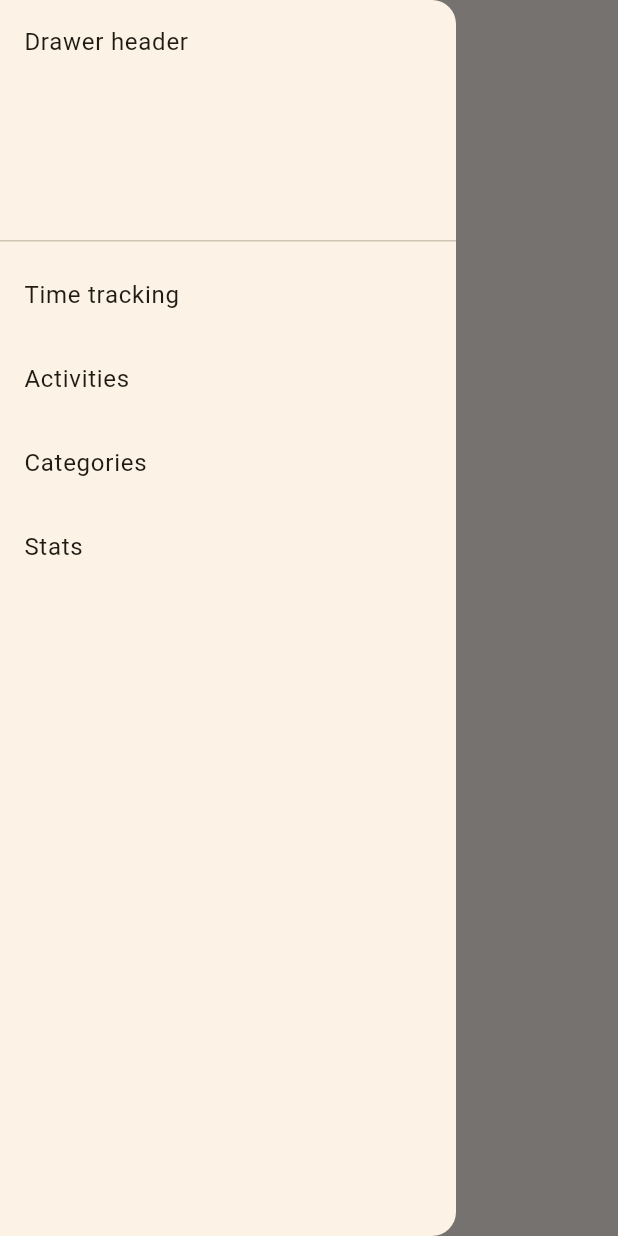
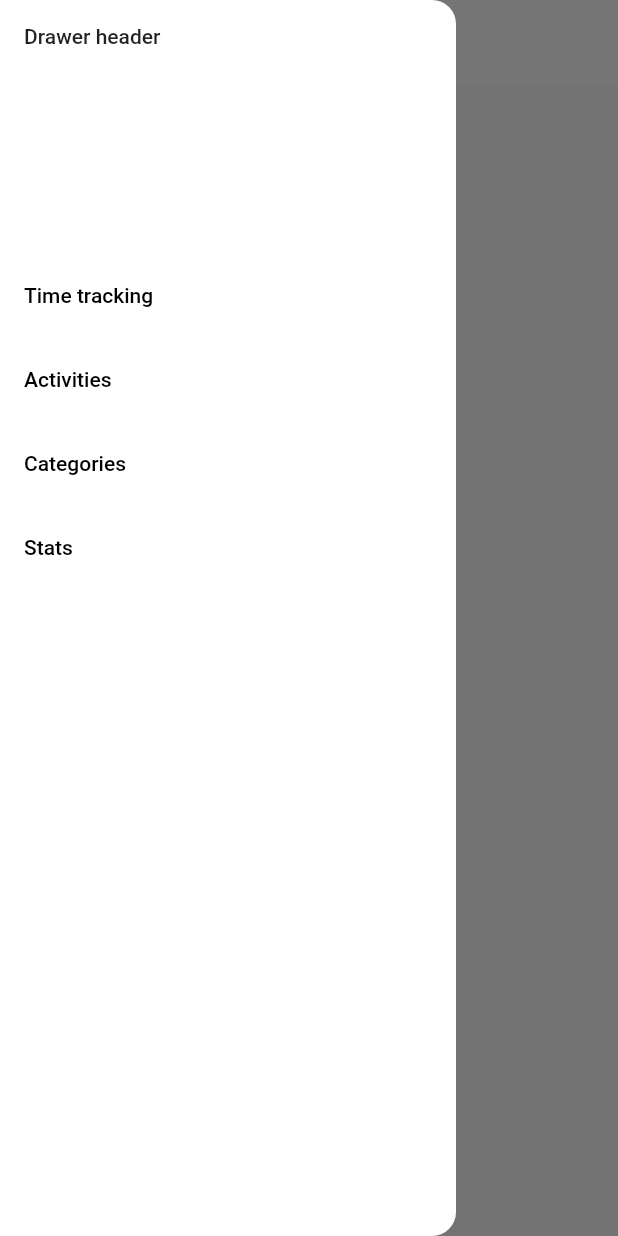
Before and after one commit to ikanadev/temea, a Flutter app: the screen it shows after launch, with the side drawer open, on a phone screen of 412 x 824 dp. Run offline on Flutter 3.47's test engine with Material 2 defaults, Android fonts, the phone set to English and light mode, and no system bars; our stand-ins replace flutter_riverpod, go_router, isar, shared_preferences; accounts and stored records are empty; generated files the repository leaves out were written again.

Commit message:
Add theme provider using shared_preferences package

```diff
--- a/lib/main.dart
+++ b/lib/main.dart
@@ -1,23 +1,37 @@
 import 'package:flutter/material.dart';
 import 'package:flutter_riverpod/flutter_riverpod.dart';
+import 'package:temea/providers/theme.dart';
 import 'package:temea/router.dart';
+import 'package:temea/theme/theme.dart';
 
 void main() {
   runApp(const ProviderScope(child: MyApp()));
 }
 
-class MyApp extends StatelessWidget {
+const errorScreen = MaterialApp(
+  home: Text('Error reading theme from shared preferences'),
+);
+
+const loadingScreen = MaterialApp(
+  home: Text('Loading...'),
+);
+
+class MyApp extends ConsumerWidget {
   const MyApp({super.key});
 
   @override
-  Widget build(BuildContext context) {
-    return MaterialApp.router(
-      title: 'Temea',
-      routerConfig: router,
-      theme: ThemeData(
-        colorScheme: ColorScheme.fromSeed(seedColor: Colors.amber),
-        useMaterial3: true,
+  Widget build(BuildContext context, WidgetRef ref) {
+    final themeProv = ref.watch(themeProvider);
+    return themeProv.when(
+      data: (theme) => MaterialApp.router(
+        title: 'Temea',
+        routerConfig: router,
+        darkTheme: darkTheme,
+        theme: lightTheme,
+        themeMode: theme,
       ),
+      error: (_, __) => errorScreen,
+      loading: () => loadingScreen,
     );
   }
 }
--- /dev/null
+++ b/lib/providers/shared_preferences.dart
@@ -0,0 +1,6 @@
+import 'package:flutter_riverpod/flutter_riverpod.dart';
+import 'package:shared_preferences/shared_preferences.dart';
+
+final prefsProvider = FutureProvider(
+  (ref) async => await SharedPreferences.getInstance(),
+);
--- /dev/null
+++ b/lib/theme/dark.dart
@@ -0,0 +1,5 @@
+import 'package:flutter/material.dart';
+
+ThemeData darkTheme = ThemeData.dark().copyWith(
+  useMaterial3: true,
+);
--- /dev/null
+++ b/lib/theme/light.dart
@@ -0,0 +1,5 @@
+import 'package:flutter/material.dart';
+
+ThemeData lightTheme = ThemeData.light().copyWith(
+  useMaterial3: true,
+);
--- /dev/null
+++ b/lib/theme/theme.dart
@@ -0,0 +1,2 @@
+export 'light.dart';
+export 'dark.dart';
--- a/lib/utils/utils.dart
+++ b/lib/utils/utils.dart
@@ -1,2 +1,3 @@
 export 'fast_hash.dart';
 export 'constants.dart';
+export 'theme_mode.dart';
```
Also changed, not shown: lib/providers/theme.dart (added, +44 -0 lines), lib/utils/theme_mode.dart (added, +31 -0 lines).
